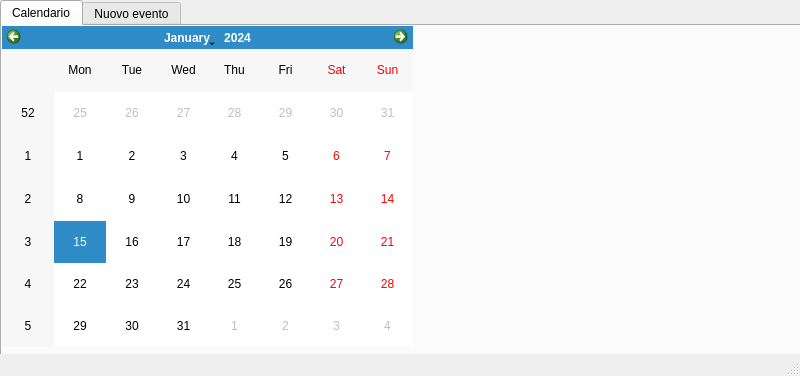
Above: pds_cal.ui from Jockbaia/pds_cal before the change. Below: the same form after it.
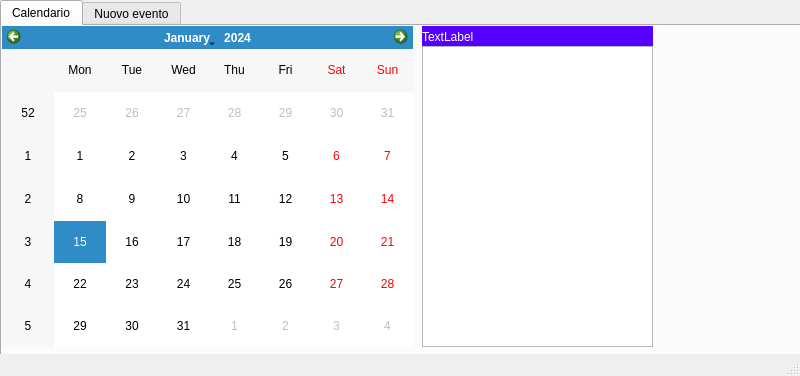
That is the form after the change.

Commit message: Edit: show events on selected date (not working yet)

What changed in the file:
```diff
--- a/pds_cal.ui
+++ b/pds_cal.ui
@@ -148,6 +148,34 @@
          </rect>
         </property>
        </widget>
+       <widget class="QLabel" name="selectedDate">
+        <property name="geometry">
+         <rect>
+          <x>420</x>
+          <y>0</y>
+          <width>231</width>
+          <height>21</height>
+         </rect>
+        </property>
+        <property name="styleSheet">
+         <string notr="true">background-color: rgb(85, 0, 255);
+color: rgb(255, 255, 255);
+font: 700 9pt &quot;Segoe UI&quot;;</string>
+        </property>
+        <property name="text">
+         <string>TextLabel</string>
+        </property>
+       </widget>
+       <widget class="QTextBrowser" name="eventsList">
+        <property name="geometry">
+         <rect>
+          <x>420</x>
+          <y>20</y>
+          <width>231</width>
+          <height>301</height>
+         </rect>
+        </property>
+       </widget>
       </widget>
       <widget class="QWidget" name="Inserisci">
        <attribute name="title">
```
The commit also changes 5 other files.
